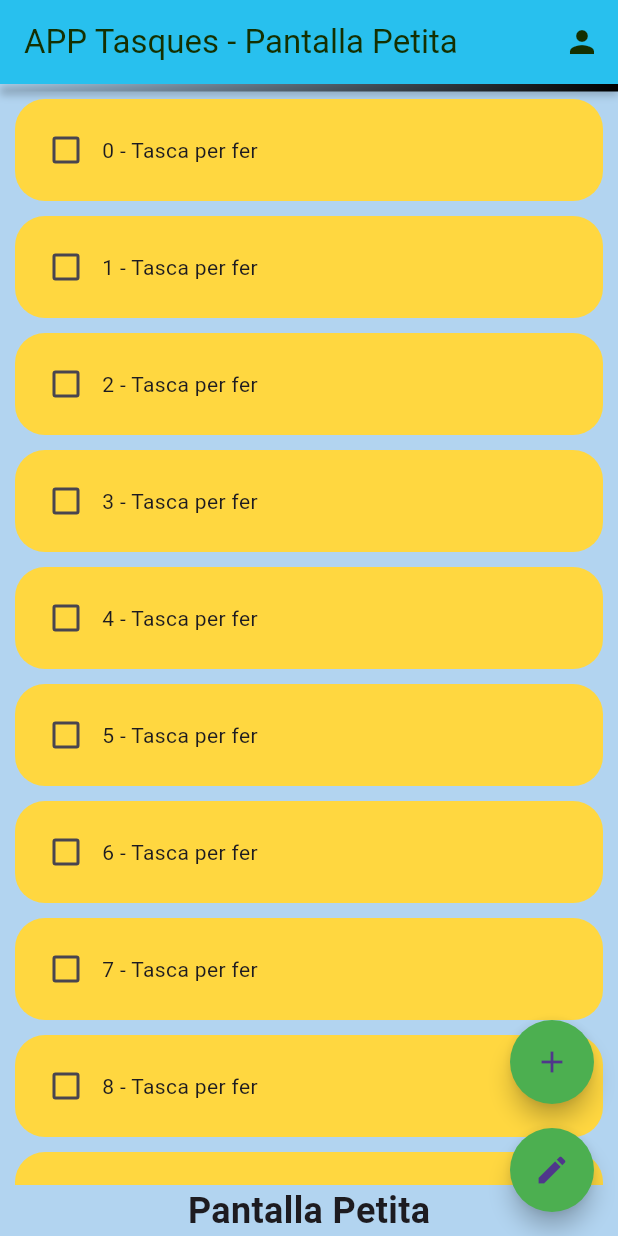
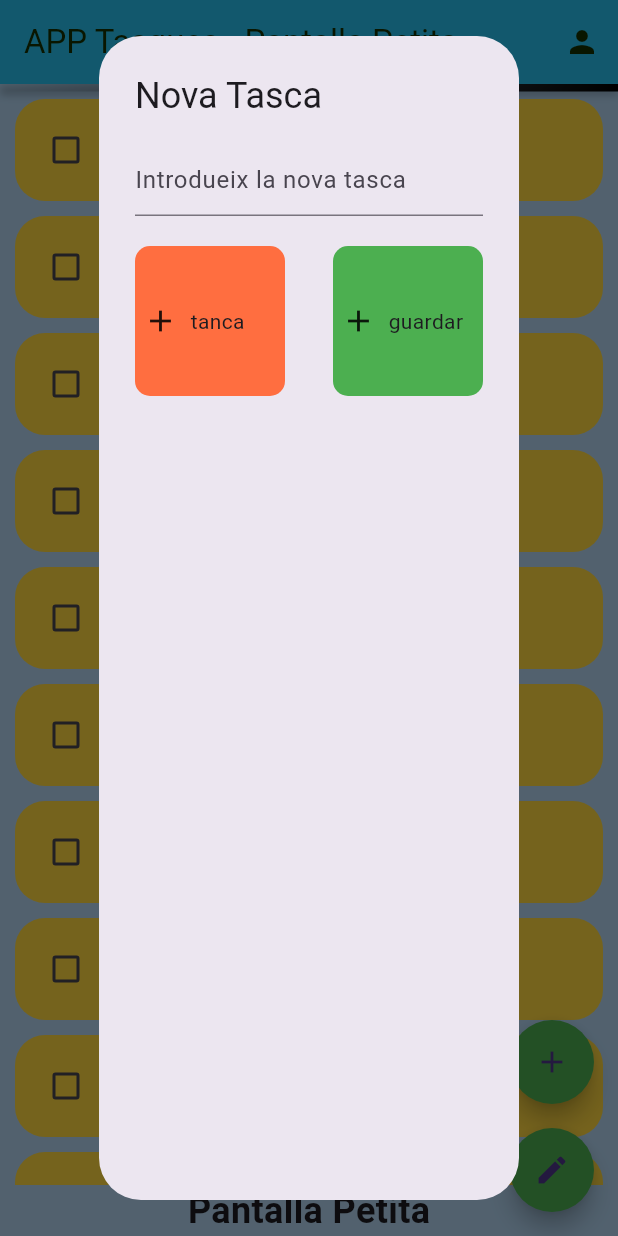
Before and after one commit to hectoRAlvarez-DAM/app_tasques, a Flutter app: the screen it shows after launch, after a tap on the "add" icon, on a phone screen of 412 x 824 dp. Run offline on Flutter 3.47's test engine with Material 3 defaults, Android fonts, the phone set to English and light mode, and no system bars.

Commit message:
dialog_iniciado

```diff
--- /dev/null
+++ b/flutter_application_1/lib/components/boton_dialog.dart
@@ -0,0 +1,40 @@
+import 'package:flutter/material.dart';
+
+class BotonDialog extends StatelessWidget {
+
+  final String textBoto;
+  final Color colorBoto;
+  final Icon icnonaBoto;
+  final Function() accionBoto;
+  const BotonDialog({
+    super.key,
+    required this.textBoto,
+    required this.colorBoto,
+    this.icnonaBoto = const Icon(Icons.add),
+    required this.accionBoto,
+    });
+
+  @override
+  Widget build(BuildContext context) {
+    return GestureDetector(
+      onTap: accionBoto,
+      child: Container(
+        padding: EdgeInsets.symmetric(horizontal: 5, vertical: 5),
+        decoration: BoxDecoration(
+          color: colorBoto,
+          borderRadius: BorderRadius.circular(10),
+          ),
+        height: 100,
+        width: 100,
+        child: Row(
+          children: [
+            Icon(Icons.add),
+            SizedBox(width: 8),
+            Text(textBoto),
+
+          ],
+        ),
+      ),
+    );
+  }
+}
--- /dev/null
+++ b/flutter_application_1/lib/components/dialog_novaTasca.dart
@@ -0,0 +1,54 @@
+import 'package:flutter/material.dart';
+import 'package:flutter_application_1/components/boton_dialog.dart';
+
+class DialogNovatasca extends StatelessWidget {
+  const DialogNovatasca({super.key});
+
+  @override
+  Widget build(BuildContext context) {
+    return AlertDialog(
+        title: const Text('Nova Tasca'),
+        content: Container(
+          child: Column(
+            children: [
+              TextField(
+                decoration: const InputDecoration(
+                  hintText: 'Introdueix la nova tasca',
+                ),
+
+              ),
+              SizedBox(height: 20),
+              Row(
+                mainAxisAlignment: MainAxisAlignment.spaceBetween,
+                children: [
+                  BotonDialog(
+                    textBoto: 'tanca',
+                    colorBoto: Colors.deepOrangeAccent,
+                    accionBoto:  () {
+                    tancarDialog(context);
+                  },
+                  ),
+                  BotonDialog(
+                    textBoto: 'guardar',
+                    colorBoto: Colors.green,
+                    accionBoto:  () {
+                    guardarTasca();
+                  },
+                  ),
+                ],
+              ),
+            ],
+          ),
+        ),
+
+    );
+
+  }
+  void guardarTasca() {
+    // Lógica para guardar la nueva tarea
+
+  }
+  void tancarDialog(BuildContext context) {
+    Navigator.of(context).pop();
+  }
+}
--- a/flutter_application_1/lib/paginas/pantalla_tasques_petita.dart
+++ b/flutter_application_1/lib/paginas/pantalla_tasques_petita.dart
@@ -1,5 +1,6 @@
 import 'package:flutter/material.dart';
 import 'package:flutter_application_1/colores.dart';
+import 'package:flutter_application_1/components/dialog_novaTasca.dart';
 import 'package:flutter_application_1/components/item_tasca.dart';
 
 class PantallaTasquesPetita extends StatefulWidget {
@@ -72,8 +73,7 @@ class _MyWidgetState extends State<PantallaTasquesPetita> {
         children: <Widget>[
           FloatingActionButton(
             onPressed: () {
-              // Acción del primer botón
-              print('Primer botón presionado');
+              obreDialogNovaTasca(context);
             },
             child: const Icon(Icons.add),
             backgroundColor: Colores.secundario,
@@ -95,4 +95,12 @@ class _MyWidgetState extends State<PantallaTasquesPetita> {
       ),
     );
   }
+  void obreDialogNovaTasca(BuildContext context) {
+    showDialog(
+      context: context,
+      builder: (context) {
+        return DialogNovatasca();
+      },
+    );
+  }
 }
```
